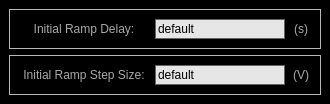
Old version of the form DEMONS GUI/Four Terminal Gate Sweep Probe Station/FourTerminalGateSweepProbeStationSetting/FourTerminalGateSweepProbeStationSettingWindow.ui in the repository zxiazxia/LabRAD-Device-Electrical_Measurement-ONline_Software.
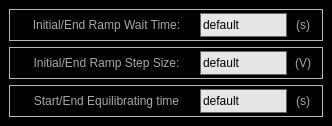
New version of the form. Icons and pictures are not drawn.

What changed in the file:
```diff
--- a/DEMONS GUI/Four Terminal Gate Sweep Probe Station/FourTerminalGateSweepProbeStationSetting/FourTerminalGateSweepProbeStationSettingWindow.ui
+++ b/DEMONS GUI/Four Terminal Gate Sweep Probe Station/FourTerminalGateSweepProbeStationSetting/FourTerminalGateSweepProbeStationSettingWindow.ui
@@ -6,8 +6,8 @@
    <rect>
     <x>0</x>
     <y>0</y>
-    <width>330</width>
-    <height>104</height>
+    <width>332</width>
+    <height>126</height>
    </rect>
   </property>
   <property name="windowTitle">
@@ -35,81 +35,7 @@
 
 </string>
    </property>
-   <layout class="QGridLayout" name="gridLayout_3" rowstretch="1,1">
-    <item row="0" column="0">
-     <widget class="QFrame" name="frame">
-      <property name="frameShape">
-       <enum>QFrame::StyledPanel</enum>
-      </property>
-      <property name="frameShadow">
-       <enum>QFrame::Raised</enum>
-      </property>
-      <layout class="QGridLayout" name="gridLayout" columnstretch="2,2,0">
-       <item row="0" column="0">
-        <widget class="QLabel" name="label_18">
-         <property name="minimumSize">
-          <size>
-           <width>60</width>
-           <height>20</height>
-          </size>
-         </property>
-         <property name="styleSheet">
-          <string notr="true">#label_ImageNum{
-color: rgb(168, 168, 168)
-}</string>
-         </property>
-         <property name="text">
-          <string>Initial Ramp Delay:</string>
-         </property>
-         <property name="alignment">
-          <set>Qt::AlignCenter</set>
-         </property>
-        </widget>
-       </item>
-       <item row="0" column="1">
-        <widget class="QLineEdit" name="lineEdit_Setting_RampDelay">
-         <property name="sizePolicy">
-          <sizepolicy hsizetype="Preferred" vsizetype="Preferred">
-           <horstretch>0</horstretch>
-           <verstretch>0</verstretch>
-          </sizepolicy>
-         </property>
-         <property name="minimumSize">
-          <size>
-           <width>50</width>
-           <height>20</height>
-          </size>
-         </property>
-         <property name="maximumSize">
-          <size>
-           <width>16777215</width>
-           <height>16777215</height>
-          </size>
-         </property>
-         <property name="text">
-          <string>default</string>
-         </property>
-        </widget>
-       </item>
-       <item row="0" column="2">
-        <widget class="QLabel" name="label">
-         <property name="minimumSize">
-          <size>
-           <width>20</width>
-           <height>20</height>
-          </size>
-         </property>
-         <property name="text">
-          <string>(s)</string>
-         </property>
-         <property name="alignment">
-          <set>Qt::AlignCenter</set>
-         </property>
-        </widget>
-       </item>
-      </layout>
-     </widget>
-    </item>
+   <layout class="QGridLayout" name="gridLayout_3" rowstretch="1,1,1">
     <item row="1" column="0">
      <widget class="QFrame" name="frame_2">
       <property name="frameShape">
@@ -118,7 +44,13 @@
       <property name="frameShadow">
        <enum>QFrame::Raised</enum>
       </property>
-      <layout class="QGridLayout" name="gridLayout_2" columnstretch="2,2,0">
+      <layout class="QGridLayout" name="gridLayout_2" columnstretch="2,1,0">
+       <property name="topMargin">
+        <number>3</number>
+       </property>
+       <property name="bottomMargin">
+        <number>3</number>
+       </property>
        <item row="0" column="0">
         <widget class="QLabel" name="label_19">
          <property name="minimumSize">
@@ -133,7 +65,7 @@
 }</string>
          </property>
          <property name="text">
-          <string>Initial Ramp Step Size:</string>
+          <string>Initial/End Ramp Step Size:</string>
          </property>
          <property name="alignment">
           <set>Qt::AlignCenter</set>
@@ -184,6 +116,172 @@
       </layout>
      </widget>
     </item>
+    <item row="0" column="0">
+     <widget class="QFrame" name="frame">
+      <property name="frameShape">
+       <enum>QFrame::StyledPanel</enum>
+      </property>
+      <property name="frameShadow">
+       <enum>QFrame::Raised</enum>
+      </property>
+      <layout class="QGridLayout" name="gridLayout" columnstretch="2,1,0">
+       <property name="topMargin">
+        <number>3</number>
+       </property>
+       <property name="bottomMargin">
+        <number>3</number>
+       </property>
+       <item row="0" column="0">
+        <widget class="QLabel" name="label_18">
+         <property name="minimumSize">
+          <size>
+           <width>60</width>
+           <height>20</height>
+          </size>
+         </property>
+         <property name="styleSheet">
+          <string notr="true">#label_ImageNum{
+color: rgb(168, 168, 168)
+}</string>
+         </property>
+         <property name="text">
+          <string>Initial/End Ramp Wait Time:</string>
+         </property>
+         <property name="alignment">
+          <set>Qt::AlignCenter</set>
+         </property>
+        </widget>
+       </item>
+       <item row="0" column="1">
+        <widget class="QLineEdit" name="lineEdit_Setting_RampDelay">
+         <property name="sizePolicy">
+          <sizepolicy hsizetype="Preferred" vsizetype="Preferred">
+           <horstretch>0</horstretch>
+           <verstretch>0</verstretch>
+          </sizepolicy>
+         </property>
+         <property name="minimumSize">
+          <size>
+           <width>50</width>
+           <height>20</height>
+          </size>
+         </property>
+         <property name="maximumSize">
+          <size>
+           <width>16777215</width>
+           <height>16777215</height>
+          </size>
+         </property>
+         <property name="toolTip">
+          <string>Time for it wait for the intial/end ramp to wait at each step</string>
+         </property>
+         <property name="text">
+          <string>default</string>
+         </property>
+        </widget>
+       </item>
+       <item row="0" column="2">
+        <widget class="QLabel" name="label">
+         <property name="minimumSize">
+          <size>
+           <width>20</width>
+           <height>20</height>
+          </size>
+         </property>
+         <property name="text">
+          <string>(s)</string>
+         </property>
+         <property name="alignment">
+          <set>Qt::AlignCenter</set>
+         </property>
+        </widget>
+       </item>
+      </layout>
+     </widget>
+    </item>
+    <item row="2" column="0">
+     <widget class="QFrame" name="frame_3">
+      <property name="frameShape">
+       <enum>QFrame::StyledPanel</enum>
+      </property>
+      <property name="frameShadow">
+       <enum>QFrame::Raised</enum>
+      </property>
+      <layout class="QGridLayout" name="gridLayout_4" columnstretch="2,1,0">
+       <property name="topMargin">
+        <number>3</number>
+       </property>
+       <property name="bottomMargin">
+        <number>3</number>
+       </property>
+       <item row="0" column="0">
+        <widget class="QLabel" name="label_20">
+         <property name="minimumSize">
+          <size>
+           <width>60</width>
+           <height>20</height>
+          </size>
+         </property>
+         <property name="styleSheet">
+          <string notr="true">#label_ImageNum{
+color: rgb(168, 168, 168)
+}</string>
+         </property>
+         <property name="text">
+          <string>Start/End Equilibrating time</string>
+         </property>
+         <property name="alignment">
+          <set>Qt::AlignCenter</set>
+         </property>
+        </widget>
+       </item>
+       <item row="0" column="1">
+        <widget class="QLineEdit" name="lineEdit_Setting_WaitTime">
+         <property name="sizePolicy">
+          <sizepolicy hsizetype="Preferred" vsizetype="Preferred">
+           <horstretch>0</horstretch>
+           <verstretch>0</verstretch>
+          </sizepolicy>
+         </property>
+         <property name="minimumSize">
+          <size>
+           <width>50</width>
+           <height>20</height>
+          </size>
+         </property>
+         <property name="maximumSize">
+          <size>
+           <width>16777215</width>
+           <height>16777215</height>
+          </size>
+         </property>
+         <property name="toolTip">
+          <string>How long it wait at start and end voltage for it to equilibruite</string>
+         </property>
+         <property name="text">
+          <string>default</string>
+         </property>
+        </widget>
+       </item>
+       <item row="0" column="2">
+        <widget class="QLabel" name="label_3">
+         <property name="minimumSize">
+          <size>
+           <width>20</width>
+           <height>20</height>
+          </size>
+         </property>
+         <property name="text">
+          <string>(s)</string>
+         </property>
+         <property name="alignment">
+          <set>Qt::AlignCenter</set>
+         </property>
+        </widget>
+       </item>
+      </layout>
+     </widget>
+    </item>
    </layout>
   </widget>
  </widget>
```
Left out of the diff: 3 changed lines with no effect on the pictures.
